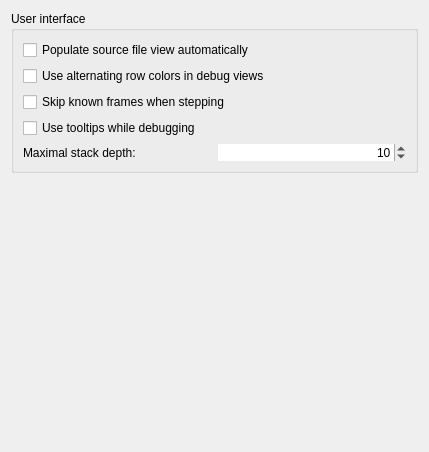
First picture: the form in src/plugins/debugger/commonoptionspage.ui, repository qt-creator/qt-creator, before the edit.
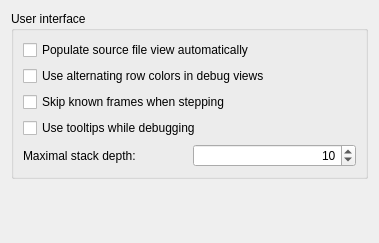
Second picture: the form after the edit.

Commit message:
Fixed the frame of the maximal stack depth spinbox
Got disabled in a merge.

What changed in the file:
```diff
--- a/src/plugins/debugger/commonoptionspage.ui
+++ b/src/plugins/debugger/commonoptionspage.ui
@@ -6,8 +6,8 @@
    <rect>
     <x>0</x>
     <y>0</y>
-    <width>429</width>
-    <height>452</height>
+    <width>379</width>
+    <height>243</height>
    </rect>
   </property>
   <layout class="QVBoxLayout" name="verticalLayout_2">
@@ -69,9 +69,6 @@
           <property name="layoutDirection">
            <enum>Qt::LeftToRight</enum>
           </property>
-          <property name="frame">
-           <bool>false</bool>
-          </property>
           <property name="alignment">
            <set>Qt::AlignRight|Qt::AlignTrailing|Qt::AlignVCenter</set>
           </property>
```
